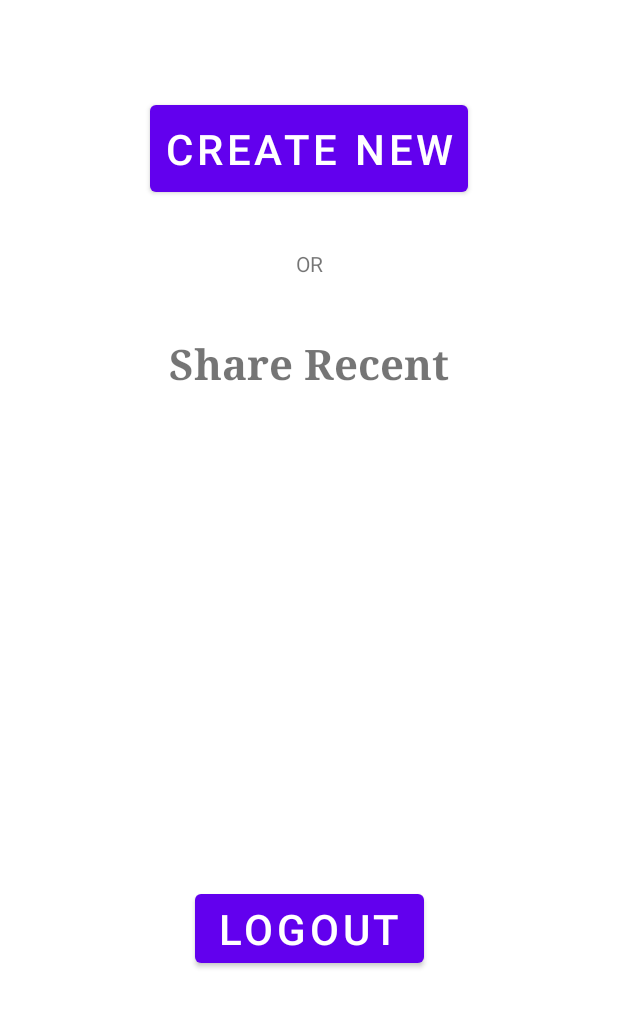
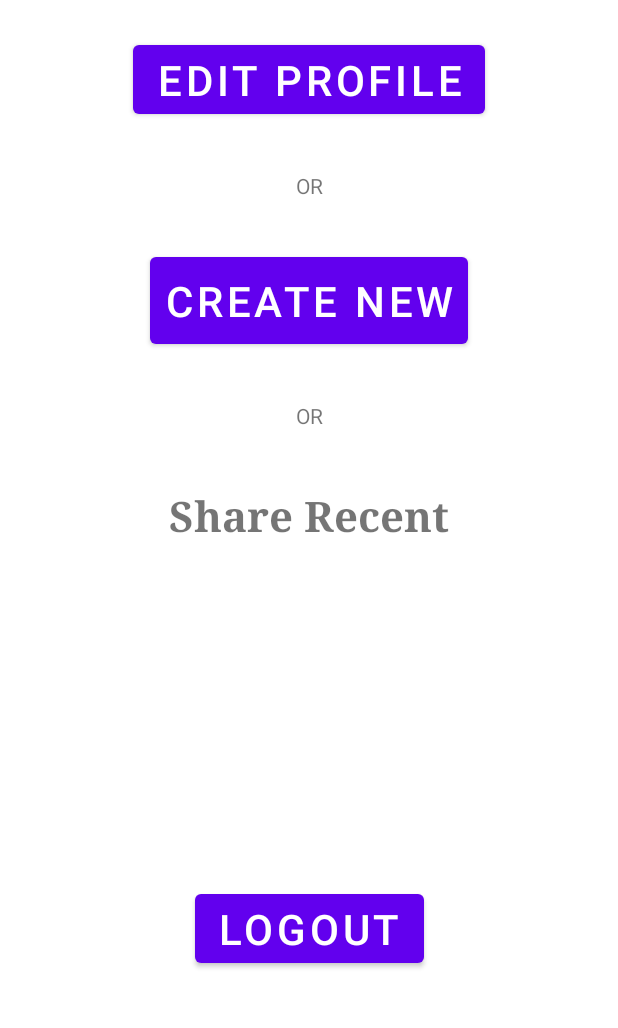
Before and after one commit to jhurd1/Phojo, an Android app: the CreateNewShareRecent screen opened directly, with no data from a screen before it, on a phone screen of 412 x 824 dp, the part 156-1184 px from its top. Run offline under Robolectric (Android 15) with nearby library versions, the phone set to English and light mode, and no system bars.

Commit message:
added edit profile button to share recent page and tried to code going back

```diff
--- a/app/src/main/java/com/example/phojo/CreateNew.java
+++ b/app/src/main/java/com/example/phojo/CreateNew.java
@@ -14,7 +14,7 @@ public class CreateNew extends AppCompatActivity implements View.OnClickListener
      * DATA MEMBERS
      ********************************/
     public static final String TAG = "checkTitleBar";
-    Button addDescription, addImages, selectCategory;
+    Button addDescription, addImages, selectCategory, publish;
 
     /**********************************
      * onCreate
@@ -36,6 +36,7 @@ public class CreateNew extends AppCompatActivity implements View.OnClickListener
         addDescription = (Button)findViewById(R.id.addDescription);
         addImages = (Button)findViewById(R.id.addImages);
         selectCategory = (Button)findViewById(R.id.selectCategory);
+        publish = (Button)findViewById(R.id.publish);
     }
 
     @Override
--- a/app/src/main/java/com/example/phojo/CreateNewShareRecent.java
+++ b/app/src/main/java/com/example/phojo/CreateNewShareRecent.java
@@ -16,7 +16,7 @@ public class CreateNewShareRecent extends AppCompatActivity implements View.OnCl
     /************************************
      * DATA MEMBERS
      ************************************/
-    Button logoutButton, cButton;
+    Button logoutButton, cButton, bEditProfile;
     TextView tvShare;
     UserLocalStore userLocalStore;
     private static final String TAG = "landingPageLogout";
@@ -40,14 +40,9 @@ public class CreateNewShareRecent extends AppCompatActivity implements View.OnCl
         logoutButton = (Button) findViewById(R.id.logoutButton);
         cButton = (Button) findViewById(R.id.cButton);
         tvShare = (TextView) findViewById(R.id.tvShare);
+        bEditProfile = (Button)findViewById(R.id.bEditProfile);
 
-        logoutButton =(Button)findViewById(R.id.logoutButton);
-
-        cButton =(Button)findViewById(R.id.cButton);
-
-        tvShare =(TextView)findViewById(R.id.tvShare);
-
-
+        bEditProfile.setOnClickListener(this);
         logoutButton.setOnClickListener(this);
         cButton.setOnClickListener(this);
         tvShare.setOnClickListener(this);
@@ -71,6 +66,8 @@ public class CreateNewShareRecent extends AppCompatActivity implements View.OnCl
                 break;
             case R.id.cButton:
                 startActivity(new Intent(this, CreateNew.class));
+            case R.id.bEditProfile:
+                startActivity(new Intent (this, EditProfile.class));
             default:
                 break;
         }
--- a/app/src/main/java/com/example/phojo/EditProfile.java
+++ b/app/src/main/java/com/example/phojo/EditProfile.java
@@ -2,6 +2,7 @@ package com.example.phojo;
 
 import androidx.appcompat.app.AppCompatActivity;
 
+import android.content.Intent;
 import android.os.Bundle;
 import android.util.Log;
 import android.view.View;
@@ -53,6 +54,10 @@ public class EditProfile extends AppCompatActivity implements View.OnClickListen
 
                 User editData = new User(firstname, middleinitial, lastname, username, password, userTag);
 
+                Intent openCreateNewShareRecentActivity = new Intent(this, CreateNewShareRecent.class);
+                openCreateNewShareRecentActivity.setFlags(Intent.FLAG_ACTIVITY_REORDER_TO_FRONT);
+                startActivityIfNeeded(openCreateNewShareRecentActivity, 0);
+
                 break;
         }
     }
--- a/app/src/main/res/layout/activity_edit_profile.xml
+++ b/app/src/main/res/layout/activity_edit_profile.xml
@@ -8,7 +8,6 @@
     android:orientation="vertical">
 
     <TextView
-
         android:layout_width="wrap_content"
         android:layout_height="wrap_content"
         android:layout_marginTop="24dp"
--- a/app/src/main/res/layout/create_new_share_recent.xml
+++ b/app/src/main/res/layout/create_new_share_recent.xml
@@ -34,17 +34,40 @@
         app:layout_constraintTop_toTopOf="parent" />
 
     <Button
+        android:id="@+id/bEditProfile"
+        android:layout_width="wrap_content"
+        android:layout_height="wrap_content"
+        android:layout_gravity="center"
+        android:text="Edit Profile"
+        android:textSize="28dp"
+        android:layout_marginTop="24dp"
+        app:layout_constraintEnd_toEndOf="parent"
+        app:layout_constraintStart_toStartOf="parent"
+        app:layout_constraintTop_toBottomOf="@+id/textView8"/>
+
+    <TextView
+        android:id="@+id/textView1"
+        android:layout_width="wrap_content"
+        android:layout_height="wrap_content"
+        android:layout_gravity="center"
+        android:layout_marginTop="32dp"
+        android:text="   OR   "
+        app:layout_constraintEnd_toEndOf="parent"
+        app:layout_constraintStart_toStartOf="parent"
+        app:layout_constraintTop_toBottomOf="@+id/bEditProfile" />
+
+    <Button
         android:id="@+id/cButton"
         android:layout_width="wrap_content"
         android:layout_height="wrap_content"
         android:layout_gravity="center"
-        android:layout_marginTop="64dp"
+        android:layout_marginTop="32dp"
         android:padding="10dp"
         android:text="Create New"
         android:textSize="28sp"
         app:layout_constraintEnd_toEndOf="parent"
         app:layout_constraintStart_toStartOf="parent"
-        app:layout_constraintTop_toBottomOf="@+id/textView8" />
+        app:layout_constraintTop_toBottomOf="@+id/textView1"/>
 
     <TextView
         android:id="@+id/textView"
--- a/app/src/main/res/values/strings.xml
+++ b/app/src/main/res/values/strings.xml
@@ -4,7 +4,7 @@
     <string name="user_tag">User Tag</string>
     <string name="old_password">Old Password</string>
     <string name="edit_profile">Edit Profile</string>
-    <string name="sign_in"><u>Sign In</u></string>
+    <string name="sign_in">Sign In</string>
     <string name="create_account"><u>Create Account</u></string>
     <string-array name="preference_file_key">
         <item>FIRSTNAME</item>
```
